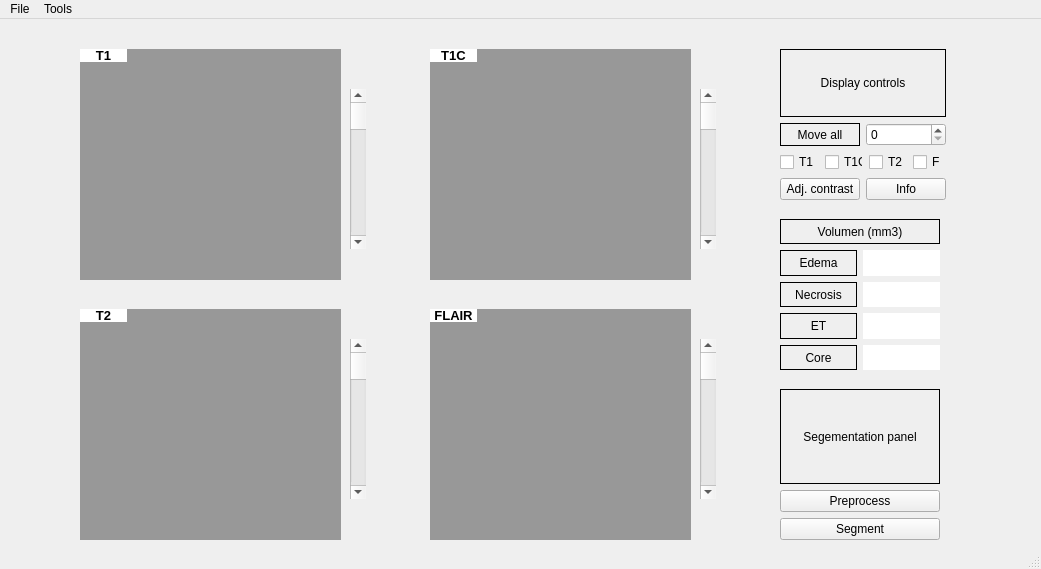
This is GUIv1.ui in GBM-images-research/GBManalyzer as Qt 5 draws it before an edit. The edited form follows.
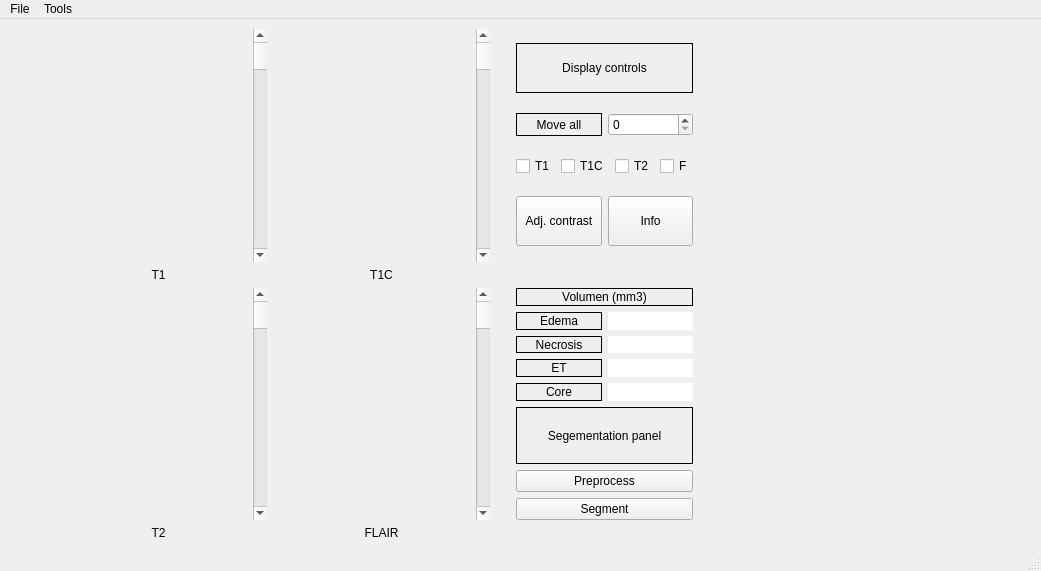
This is the edited form.

Commit message: Resizeo automático

Diff of the .ui file:
```diff
--- a/GUIv1.ui
+++ b/GUIv1.ui
@@ -7,202 +7,27 @@
     <x>0</x>
     <y>0</y>
     <width>1041</width>
-    <height>569</height>
+    <height>571</height>
    </rect>
   </property>
   <property name="windowTitle">
    <string>MainWindow</string>
   </property>
   <widget class="QWidget" name="centralwidget">
-   <widget class="QLabel" name="label">
+   <widget class="QWidget" name="horizontalLayoutWidget">
     <property name="geometry">
      <rect>
-      <x>80</x>
-      <y>30</y>
-      <width>261</width>
-      <height>231</height>
+      <x>30</x>
+      <y>10</y>
+      <width>683</width>
+      <height>511</height>
      </rect>
     </property>
-    <property name="autoFillBackground">
-     <bool>false</bool>
-    </property>
-    <property name="styleSheet">
-     <string notr="true">background-color: rgb(152, 152, 152);</string>
-    </property>
-    <property name="text">
-     <string/>
-    </property>
-    <property name="alignment">
-     <set>Qt::AlignCenter</set>
-    </property>
-   </widget>
-   <widget class="QLabel" name="label_2">
-    <property name="geometry">
-     <rect>
-      <x>430</x>
-      <y>30</y>
-      <width>261</width>
-      <height>231</height>
-     </rect>
-    </property>
-    <property name="autoFillBackground">
-     <bool>false</bool>
-    </property>
-    <property name="styleSheet">
-     <string notr="true">background-color: rgb(152, 152, 152);</string>
-    </property>
-    <property name="text">
-     <string/>
-    </property>
-    <property name="alignment">
-     <set>Qt::AlignCenter</set>
-    </property>
-   </widget>
-   <widget class="QLabel" name="label_3">
-    <property name="geometry">
-     <rect>
-      <x>80</x>
-      <y>290</y>
-      <width>261</width>
-      <height>231</height>
-     </rect>
-    </property>
-    <property name="autoFillBackground">
-     <bool>false</bool>
-    </property>
-    <property name="styleSheet">
-     <string notr="true">background-color: rgb(152, 152, 152);</string>
-    </property>
-    <property name="text">
-     <string/>
-    </property>
-    <property name="alignment">
-     <set>Qt::AlignCenter</set>
-    </property>
-   </widget>
-   <widget class="QLabel" name="label_4">
-    <property name="geometry">
-     <rect>
-      <x>430</x>
-      <y>290</y>
-      <width>261</width>
-      <height>231</height>
-     </rect>
-    </property>
-    <property name="autoFillBackground">
-     <bool>false</bool>
-    </property>
-    <property name="styleSheet">
-     <string notr="true">background-color: rgb(152, 152, 152);</string>
-    </property>
-    <property name="text">
-     <string/>
-    </property>
-    <property name="alignment">
-     <set>Qt::AlignCenter</set>
-    </property>
-   </widget>
-   <widget class="QLabel" name="label_5">
-    <property name="geometry">
-     <rect>
-      <x>80</x>
-      <y>30</y>
-      <width>47</width>
-      <height>13</height>
-     </rect>
-    </property>
-    <property name="font">
-     <font>
-      <pointsize>10</pointsize>
-      <weight>75</weight>
-      <bold>true</bold>
-     </font>
-    </property>
-    <property name="styleSheet">
-     <string notr="true">background-color: rgb(255, 255, 255);
-border-color: rgb(255, 255, 255);</string>
-    </property>
-    <property name="text">
-     <string>T1</string>
-    </property>
-    <property name="alignment">
-     <set>Qt::AlignCenter</set>
-    </property>
-   </widget>
-   <widget class="QLabel" name="label_6">
-    <property name="geometry">
-     <rect>
-      <x>430</x>
-      <y>30</y>
-      <width>47</width>
-      <height>13</height>
-     </rect>
-    </property>
-    <property name="font">
-     <font>
-      <pointsize>10</pointsize>
-      <weight>75</weight>
-      <bold>true</bold>
-     </font>
-    </property>
-    <property name="styleSheet">
-     <string notr="true">background-color: rgb(255, 255, 255);
-border-color: rgb(255, 255, 255);</string>
-    </property>
-    <property name="text">
-     <string>T1C</string>
-    </property>
-    <property name="alignment">
-     <set>Qt::AlignCenter</set>
-    </property>
-   </widget>
-   <widget class="QLabel" name="label_7">
-    <property name="geometry">
-     <rect>
-      <x>80</x>
-      <y>290</y>
-      <width>47</width>
-      <height>13</height>
-     </rect>
-    </property>
-    <property name="font">
-     <font>
-      <pointsize>10</pointsize>
-      <weight>75</weight>
-      <bold>true</bold>
-     </font>
-    </property>
-    <property name="styleSheet">
-     <string notr="true">background-color: rgb(255, 255, 255);
-border-color: rgb(255, 255, 255);</string>
-    </property>
-    <property name="text">
-     <string>T2</string>
-    </property>
-    <property name="alignment">
-     <set>Qt::AlignCenter</set>
-    </property>
-   </widget>
+    <layout class="QHBoxLayout" name="horizontalLayout">
+     <item>
+      <layout class="QGridLayout" name="gridLayout">
+       <item row="3" column="3">
    <widget class="QLabel" name="label_8">
-    <property name="geometry">
-     <rect>
-      <x>430</x>
-      <y>290</y>
-      <width>47</width>
-      <height>13</height>
-     </rect>
-    </property>
-    <property name="font">
-     <font>
-      <pointsize>10</pointsize>
-      <weight>75</weight>
-      <bold>true</bold>
-     </font>
-    </property>
-    <property name="styleSheet">
-     <string notr="true">background-color: rgb(255, 255, 255);
-border-color: rgb(255, 255, 255);</string>
-    </property>
     <property name="text">
      <string>FLAIR</string>
     </property>
@@ -210,21 +35,52 @@
      <set>Qt::AlignCenter</set>
     </property>
    </widget>
-   <widget class="QWidget" name="verticalLayoutWidget">
-    <property name="geometry">
-     <rect>
-      <x>780</x>
-      <y>30</y>
-      <width>166</width>
-      <height>151</height>
-     </rect>
-    </property>
+       </item>
+       <item row="3" column="1">
+        <widget class="QLabel" name="label_7">
+         <property name="text">
+          <string>T2</string>
+         </property>
+         <property name="alignment">
+          <set>Qt::AlignCenter</set>
+         </property>
+        </widget>
+       </item>
+       <item row="0" column="0">
+        <spacer name="horizontalSpacer_3">
+         <property name="orientation">
+          <enum>Qt::Horizontal</enum>
+         </property>
+         <property name="sizeType">
+          <enum>QSizePolicy::Fixed</enum>
+         </property>
+         <property name="sizeHint" stdset="0">
+          <size>
+           <width>20</width>
+           <height>20</height>
+          </size>
+         </property>
+        </spacer>
+       </item>
+       <item row="0" column="6">
     <layout class="QVBoxLayout" name="verticalLayout">
      <property name="leftMargin">
       <number>0</number>
      </property>
      <item>
       <widget class="QLabel" name="label_19">
+           <property name="sizePolicy">
+            <sizepolicy hsizetype="Preferred" vsizetype="Fixed">
+             <horstretch>0</horstretch>
+             <verstretch>0</verstretch>
+            </sizepolicy>
+           </property>
+           <property name="minimumSize">
+            <size>
+             <width>0</width>
+             <height>50</height>
+            </size>
+           </property>
        <property name="styleSheet">
         <string notr="true">border-color: rgb(0, 0, 0);</string>
        </property>
@@ -266,6 +122,12 @@
       <layout class="QHBoxLayout" name="horizontalLayout_7">
        <item>
         <widget class="QCheckBox" name="checkBox">
+             <property name="sizePolicy">
+              <sizepolicy hsizetype="Minimum" vsizetype="Fixed">
+               <horstretch>0</horstretch>
+               <verstretch>0</verstretch>
+              </sizepolicy>
+             </property>
          <property name="text">
           <string>T1</string>
          </property>
@@ -298,6 +160,18 @@
       <layout class="QHBoxLayout" name="horizontalLayout_8">
        <item>
         <widget class="QPushButton" name="pushButton_3">
+             <property name="sizePolicy">
+              <sizepolicy hsizetype="Minimum" vsizetype="Fixed">
+               <horstretch>0</horstretch>
+               <verstretch>0</verstretch>
+              </sizepolicy>
+             </property>
+             <property name="minimumSize">
+              <size>
+               <width>0</width>
+               <height>50</height>
+              </size>
+             </property>
          <property name="text">
           <string>Adj. contrast</string>
          </property>
@@ -305,6 +179,18 @@
        </item>
        <item>
         <widget class="QPushButton" name="pushButton_4">
+             <property name="sizePolicy">
+              <sizepolicy hsizetype="Minimum" vsizetype="Fixed">
+               <horstretch>0</horstretch>
+               <verstretch>0</verstretch>
+              </sizepolicy>
+             </property>
+             <property name="minimumSize">
+              <size>
+               <width>0</width>
+               <height>50</height>
+              </size>
+             </property>
          <property name="text">
           <string>Info</string>
          </property>
@@ -313,58 +199,10 @@
       </layout>
      </item>
     </layout>
-   </widget>
-   <widget class="QWidget" name="verticalLayoutWidget_2">
-    <property name="geometry">
-     <rect>
-      <x>780</x>
-      <y>370</y>
-      <width>160</width>
-      <height>151</height>
-     </rect>
-    </property>
-    <layout class="QVBoxLayout" name="verticalLayout_2">
-     <item>
-      <widget class="QLabel" name="label_18">
-       <property name="styleSheet">
-        <string notr="true">border-color: rgb(0, 0, 0);</string>
-       </property>
-       <property name="frameShape">
-        <enum>QFrame::Box</enum>
-       </property>
-       <property name="text">
-        <string>Segementation panel</string>
-       </property>
-       <property name="alignment">
-        <set>Qt::AlignCenter</set>
-       </property>
-      </widget>
-     </item>
+       </item>
+       <item row="2" column="6">
+        <layout class="QVBoxLayout" name="verticalLayout_6">
      <item>
-      <widget class="QPushButton" name="pushButton">
-       <property name="text">
-        <string>Preprocess</string>
-       </property>
-      </widget>
-     </item>
-     <item>
-      <widget class="QPushButton" name="pushButton_2">
-       <property name="text">
-        <string>Segment</string>
-       </property>
-      </widget>
-     </item>
-    </layout>
-   </widget>
-   <widget class="QWidget" name="verticalLayoutWidget_3">
-    <property name="geometry">
-     <rect>
-      <x>780</x>
-      <y>200</y>
-      <width>160</width>
-      <height>151</height>
-     </rect>
-    </property>
     <layout class="QVBoxLayout" name="verticalLayout_3">
      <item>
       <widget class="QLabel" name="label_9">
@@ -383,7 +221,7 @@
       </widget>
      </item>
      <item>
-      <layout class="QHBoxLayout" name="horizontalLayout">
+            <layout class="QHBoxLayout" name="horizontalLayout_2">
        <item>
         <widget class="QLabel" name="label_11">
          <property name="frameShape">
@@ -491,74 +329,237 @@
       </layout>
      </item>
     </layout>
-   </widget>
-   <widget class="QScrollBar" name="verticalScrollBar">
-    <property name="geometry">
-     <rect>
-      <x>350</x>
-      <y>70</y>
-      <width>16</width>
-      <height>160</height>
-     </rect>
-    </property>
-    <property name="orientation">
-     <enum>Qt::Vertical</enum>
-    </property>
-   </widget>
-   <widget class="QScrollBar" name="verticalScrollBar_2">
-    <property name="geometry">
-     <rect>
-      <x>700</x>
-      <y>70</y>
-      <width>16</width>
-      <height>160</height>
-     </rect>
-    </property>
+         </item>
+         <item>
+          <layout class="QVBoxLayout" name="verticalLayout_2">
+           <item>
+            <widget class="QLabel" name="label_18">
+             <property name="styleSheet">
+              <string notr="true">border-color: rgb(0, 0, 0);</string>
+             </property>
+             <property name="frameShape">
+              <enum>QFrame::Box</enum>
+             </property>
+             <property name="text">
+              <string>Segementation panel</string>
+             </property>
+             <property name="alignment">
+              <set>Qt::AlignCenter</set>
+             </property>
+            </widget>
+           </item>
+           <item>
+            <widget class="QPushButton" name="pushButton">
+             <property name="text">
+              <string>Preprocess</string>
+             </property>
+            </widget>
+           </item>
+           <item>
+            <widget class="QPushButton" name="pushButton_2">
+             <property name="text">
+              <string>Segment</string>
+             </property>
+            </widget>
+           </item>
+          </layout>
+         </item>
+        </layout>
+       </item>
+       <item row="0" column="7">
+        <layout class="QVBoxLayout" name="verticalLayout_5"/>
+       </item>
+       <item row="1" column="3">
+        <widget class="QLabel" name="label_6">
+         <property name="text">
+          <string>T1C</string>
+         </property>
+         <property name="alignment">
+          <set>Qt::AlignCenter</set>
+         </property>
+        </widget>
+       </item>
+       <item row="0" column="8">
+        <spacer name="horizontalSpacer">
     <property name="orientation">
-     <enum>Qt::Vertical</enum>
-    </property>
-   </widget>
+          <enum>Qt::Horizontal</enum>
+         </property>
+         <property name="sizeType">
+          <enum>QSizePolicy::Fixed</enum>
+         </property>
+         <property name="sizeHint" stdset="0">
+          <size>
+           <width>20</width>
+           <height>20</height>
+          </size>
+         </property>
+        </spacer>
+       </item>
+       <item row="0" column="5">
+        <spacer name="horizontalSpacer_2">
+         <property name="orientation">
+          <enum>Qt::Horizontal</enum>
+         </property>
+         <property name="sizeType">
+          <enum>QSizePolicy::Fixed</enum>
+         </property>
+         <property name="sizeHint" stdset="0">
+          <size>
+           <width>20</width>
+           <height>20</height>
+          </size>
+         </property>
+        </spacer>
+       </item>
+       <item row="2" column="1">
+        <layout class="QHBoxLayout" name="horizontalLayout_10">
+         <item>
+          <widget class="QLabel" name="label_3">
+           <property name="sizePolicy">
+            <sizepolicy hsizetype="Expanding" vsizetype="Expanding">
+             <horstretch>0</horstretch>
+             <verstretch>0</verstretch>
+            </sizepolicy>
+           </property>
+           <property name="autoFillBackground">
+            <bool>false</bool>
+           </property>
+           <property name="styleSheet">
+            <string notr="true"/>
+           </property>
+           <property name="text">
+            <string/>
+           </property>
+           <property name="alignment">
+            <set>Qt::AlignCenter</set>
+           </property>
+          </widget>
+         </item>
+         <item>
    <widget class="QScrollBar" name="verticalScrollBar_3">
-    <property name="geometry">
-     <rect>
-      <x>350</x>
-      <y>320</y>
-      <width>16</width>
-      <height>160</height>
-     </rect>
-    </property>
+           <property name="orientation">
+            <enum>Qt::Vertical</enum>
+           </property>
+          </widget>
+         </item>
+        </layout>
+       </item>
+       <item row="0" column="3">
+        <layout class="QHBoxLayout" name="horizontalLayout_11">
+         <item>
+          <widget class="QLabel" name="label_2">
+           <property name="sizePolicy">
+            <sizepolicy hsizetype="Expanding" vsizetype="Expanding">
+             <horstretch>0</horstretch>
+             <verstretch>0</verstretch>
+            </sizepolicy>
+           </property>
+           <property name="autoFillBackground">
+            <bool>false</bool>
+           </property>
+           <property name="styleSheet">
+            <string notr="true"/>
+           </property>
+           <property name="text">
+            <string/>
+           </property>
+           <property name="alignment">
+            <set>Qt::AlignCenter</set>
+           </property>
+          </widget>
+         </item>
+         <item>
+          <widget class="QScrollBar" name="verticalScrollBar_2">
     <property name="orientation">
      <enum>Qt::Vertical</enum>
     </property>
    </widget>
+         </item>
+        </layout>
+       </item>
+       <item row="2" column="3">
+        <layout class="QHBoxLayout" name="horizontalLayout_13">
+         <item>
+          <widget class="QLabel" name="label_4">
+           <property name="sizePolicy">
+            <sizepolicy hsizetype="Expanding" vsizetype="Expanding">
+             <horstretch>0</horstretch>
+             <verstretch>0</verstretch>
+            </sizepolicy>
+           </property>
+           <property name="autoFillBackground">
+            <bool>false</bool>
+           </property>
+           <property name="styleSheet">
+            <string notr="true"/>
+           </property>
+           <property name="text">
+            <string/>
+           </property>
+           <property name="alignment">
+            <set>Qt::AlignCenter</set>
+           </property>
+          </widget>
+         </item>
+         <item>
    <widget class="QScrollBar" name="verticalScrollBar_4">
-    <property name="geometry">
-     <rect>
-      <x>700</x>
-      <y>320</y>
-      <width>16</width>
-      <height>160</height>
-     </rect>
-    </property>
+           <property name="orientation">
+            <enum>Qt::Vertical</enum>
+           </property>
+          </widget>
+         </item>
+        </layout>
+       </item>
+       <item row="0" column="1">
+        <layout class="QHBoxLayout" name="horizontalLayout_9">
+         <item>
+          <widget class="QLabel" name="label">
+           <property name="sizePolicy">
+            <sizepolicy hsizetype="Expanding" vsizetype="Expanding">
+             <horstretch>0</horstretch>
+             <verstretch>0</verstretch>
+            </sizepolicy>
+           </property>
+           <property name="autoFillBackground">
+            <bool>false</bool>
+           </property>
+           <property name="styleSheet">
+            <string notr="true"/>
+           </property>
+           <property name="text">
+            <string/>
+           </property>
+           <property name="alignment">
+            <set>Qt::AlignCenter</set>
+           </property>
+          </widget>
+         </item>
+         <item>
+          <widget class="QScrollBar" name="verticalScrollBar">
+           <property name="layoutDirection">
+            <enum>Qt::LeftToRight</enum>
+           </property>
     <property name="orientation">
      <enum>Qt::Vertical</enum>
     </property>
    </widget>
-   <zorder>label_4</zorder>
-   <zorder>label</zorder>
-   <zorder>label_2</zorder>
-   <zorder>label_3</zorder>
-   <zorder>label_5</zorder>
-   <zorder>label_6</zorder>
-   <zorder>label_7</zorder>
-   <zorder>label_8</zorder>
-   <zorder>verticalLayoutWidget</zorder>
-   <zorder>verticalLayoutWidget_2</zorder>
-   <zorder>verticalLayoutWidget_3</zorder>
-   <zorder>verticalScrollBar</zorder>
-   <zorder>verticalScrollBar_2</zorder>
-   <zorder>verticalScrollBar_3</zorder>
-   <zorder>verticalScrollBar_4</zorder>
+         </item>
+        </layout>
+       </item>
+       <item row="1" column="1">
+        <widget class="QLabel" name="label_5">
+         <property name="text">
+          <string>T1</string>
+         </property>
+         <property name="alignment">
+          <set>Qt::AlignCenter</set>
+         </property>
+        </widget>
+       </item>
+      </layout>
+     </item>
+    </layout>
+   </widget>
   </widget>
   <widget class="QMenuBar" name="menubar">
    <property name="geometry">
```
Lines whose indentation alone changed are shown as unchanged. The commit also changes 1 other file.
